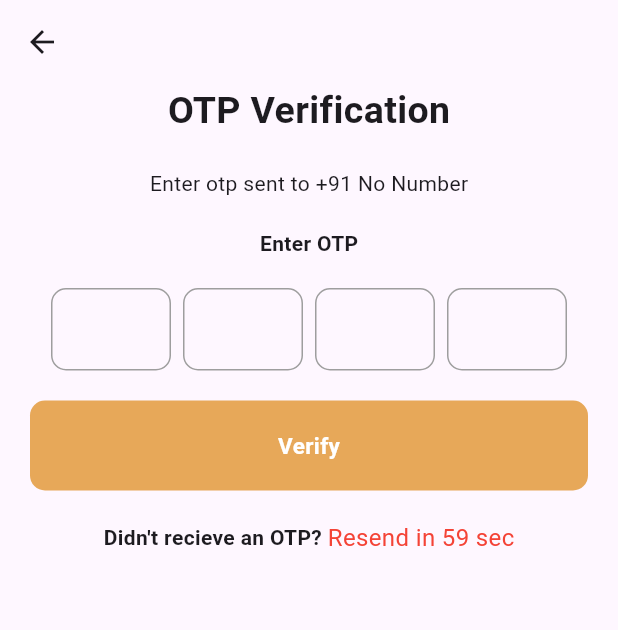
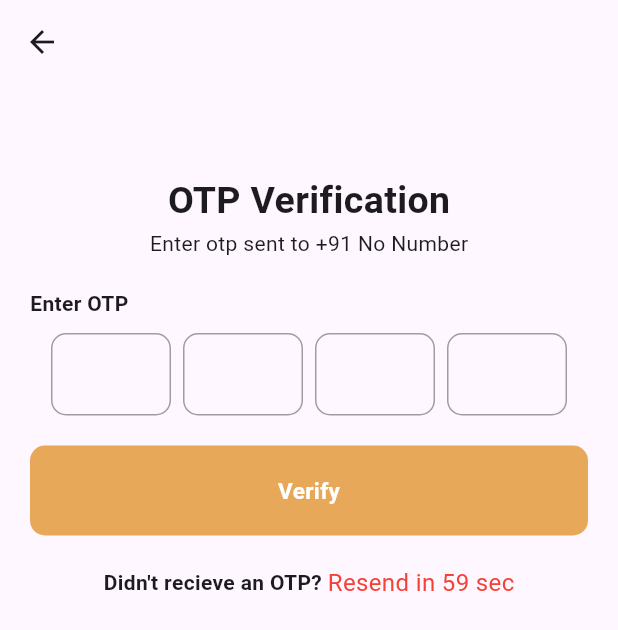
Before and after one commit to Rahulrajagopalan/fellobell, a Flutter app: the OtpScreen screen opened by its route, on a phone screen of 412 x 824 dp. Shown: the top 630 px of the screen. Run offline on Flutter 3.47's test engine with Material 3 defaults, Android fonts, the phone set to English and light mode, and no system bars; drawn by our look-alikes of pinput; our stand-ins replace dio, get, get_it.

Commit message:
resolved UI issues and app name

```diff
--- a/lib/core/constants.dart
+++ b/lib/core/constants.dart
@@ -1,7 +1,7 @@
 import 'package:flutter/widgets.dart';
 
 const EdgeInsets horizon20 =
-    EdgeInsets.symmetric(horizontal: 20.0);
+    EdgeInsets.symmetric(vertical: 60.0, horizontal: 20.0);
 const EdgeInsets horizon10 =
     EdgeInsets.symmetric(horizontal: 10.0);
 const TextStyle customHeading =
--- a/lib/main.dart
+++ b/lib/main.dart
@@ -18,7 +18,7 @@ class MyApp extends StatelessWidget {
       initialRoute: "/",
       getPages: Nav.routes,
       debugShowCheckedModeBanner: false,
-      title: 'Flutter Demo',
+      title: 'Fellobell',
     );
   }
 }
--- a/lib/presentation/screens/intro_screen.dart
+++ b/lib/presentation/screens/intro_screen.dart
@@ -24,7 +24,6 @@ class IntroScreen extends StatelessWidget {
               height: 20,
             ),
             introDialogue,
-            h20,
             Padding(
               padding: horizon20,
               child: Column(
--- a/lib/presentation/screens/otp_screen.dart
+++ b/lib/presentation/screens/otp_screen.dart
@@ -37,16 +37,19 @@ class _OtpScreenState extends State<OtpScreen> {
               "OTP Verification",
               style: customHeading,
             ),
-            h20,
             Text(
               "Enter otp sent to +91 $phoneNumber",
             ),
             h20,
-            const Text(
-              "Enter OTP",
-              style: customSubHeading,
+            Row(
+              children: [
+                const Text(
+                  "Enter OTP",
+                  style: customSubHeading,
+                ),
+              ],
             ),
-            h20,
+            h10,
             Pinput(
               controller: otpController,
               length: 4,
```
Also changed, not shown: lib/config.dart (deleted, +0 -36 lines), 1 other file.
